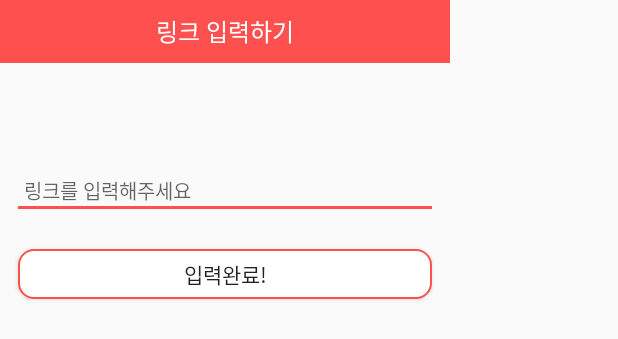
After one commit to FaceFJA/FJA-Andriod, an Android app: the layout dialog_link.xml on its own in the app's theme, with its tools: preview values and no code run, on a phone screen of 412 x 824 dp. The commit adds this screen. Shown: the top 339 px of the screen. Run offline under Robolectric (Android 15) with nearby library versions, the phone set to English and light mode, and no system bars.

Commit message:
add LinkDialog

```diff
--- /dev/null
+++ b/app/src/main/res/layout/dialog_link.xml
@@ -0,0 +1,37 @@
+<?xml version="1.0" encoding="utf-8"?>
+<LinearLayout
+    xmlns:android="http://schemas.android.com/apk/res/android" android:layout_width="300dp"
+    android:layout_height="250dp"
+    android:weightSum="5"
+    android:orientation="vertical">
+<TextView
+    android:layout_width="match_parent"
+    android:layout_height="0dp"
+    android:layout_weight="1"
+    android:background="@color/colorPrimary"
+    android:text="링크 입력하기"
+    android:textColor="@android:color/white"
+    android:textSize="16sp"
+    android:gravity="center"/>
+    <View
+        android:layout_width="match_parent"
+        android:layout_height="0dp"
+        android:layout_weight="1.4"/>
+    <EditText
+        android:inputType="textNoSuggestions"
+        android:layout_width="match_parent"
+        android:layout_height="0dp"
+        android:layout_weight="0.9"
+        android:hint="링크를 입력해주세요"
+        android:textSize="13sp"
+        android:padding="8dp"
+        android:layout_margin="8dp"/>
+    <Button
+        android:id="@+id/bt_link"
+        android:layout_width="match_parent"
+        android:layout_height="0dp"
+        android:layout_weight="0.8"
+        android:background="@drawable/back_dialog"
+        android:layout_margin="12dp"
+        android:text="입력완료!"/>
+</LinearLayout>
```
Also changed, not shown: app/src/main/java/com/example/ty395/fja/Activity/LinkDialog.java (added, +30 -0 lines), app/src/main/java/com/example/ty395/fja/Activity/WriteActivity.java (+8 -0 lines).
